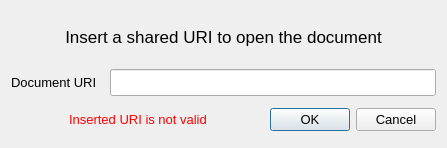
First picture: the form in textedit/openuriwindow.ui, repository pgallo725/livetext-pds, before the edit.
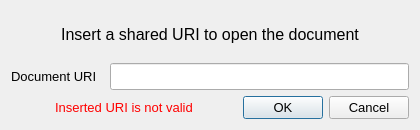
Second picture: the form after the edit.

Commit message: Added OpenUri dialog box

```diff
--- a/textedit/openuriwindow.ui
+++ b/textedit/openuriwindow.ui
@@ -6,10 +6,22 @@
    <rect>
     <x>0</x>
     <y>0</y>
-    <width>442</width>
-    <height>148</height>
+    <width>420</width>
+    <height>130</height>
    </rect>
   </property>
+  <property name="minimumSize">
+   <size>
+    <width>420</width>
+    <height>130</height>
+   </size>
+  </property>
+  <property name="maximumSize">
+   <size>
+    <width>420</width>
+    <height>130</height>
+   </size>
+  </property>
   <property name="windowTitle">
    <string>Dialog</string>
   </property>
@@ -18,19 +30,19 @@
     <widget class="QLabel" name="label_2">
      <property name="minimumSize">
       <size>
-       <width>425</width>
-       <height>40</height>
+       <width>0</width>
+       <height>0</height>
       </size>
      </property>
      <property name="maximumSize">
       <size>
-       <width>425</width>
-       <height>40</height>
+       <width>16777215</width>
+       <height>1677215</height>
       </size>
      </property>
      <property name="font">
       <font>
-       <pointsize>13</pointsize>
+       <pointsize>12</pointsize>
       </font>
      </property>
      <property name="text">
@@ -66,6 +78,11 @@
          <height>27</height>
         </size>
        </property>
+       <property name="font">
+        <font>
+         <pointsize>10</pointsize>
+        </font>
+       </property>
       </widget>
      </item>
     </layout>
```
The commit also changes 7 other files.
